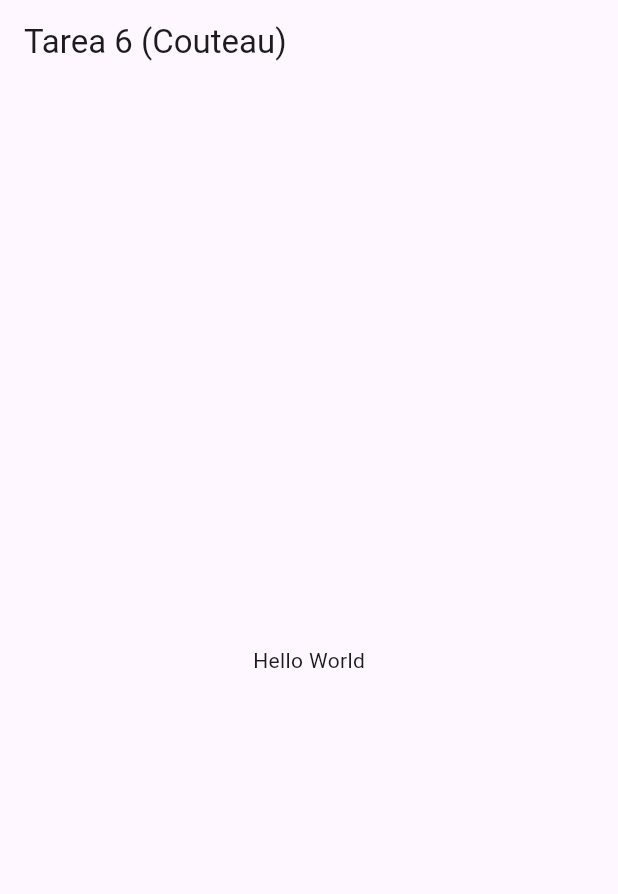
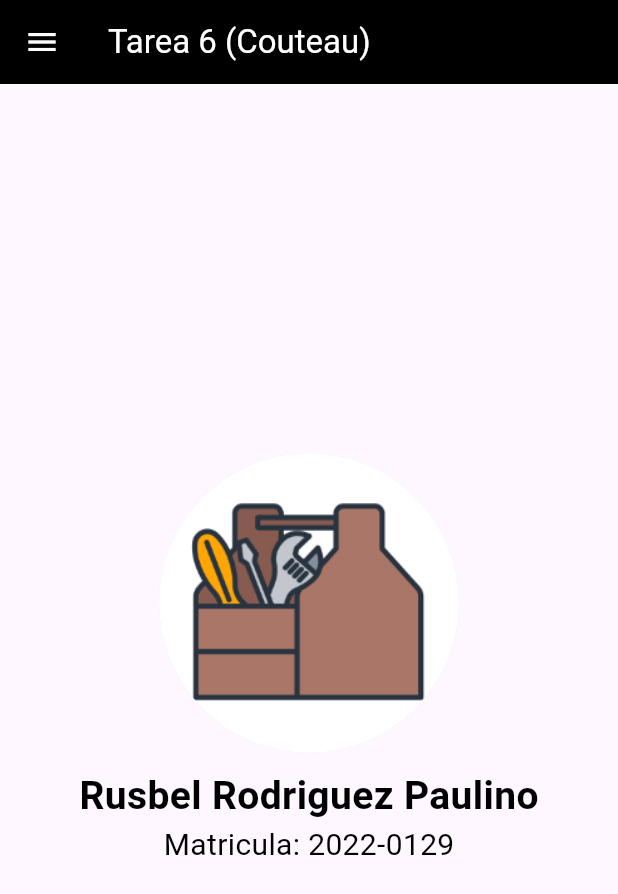
Before and after one commit to Russ120/Tarea_6_-Couteau-_AppMovil, a Flutter app: the screen it shows after launch, on a phone screen of 412 x 824 dp. Shown: the top 894 px of the screen. Run offline on Flutter 3.47's test engine with Material 3 defaults, Android fonts, the phone set to English and light mode, and no system bars.

Commit message:
Creacion Menu, Contratame, Inicio

```diff
--- a/lib/main.dart
+++ b/lib/main.dart
@@ -1,23 +1,28 @@
+// ignore_for_file: prefer_const_constructors
+
 import 'package:flutter/material.dart';
+
+import 'pages/AcercaDeContratame.dart';
+import 'pages/Inicio.dart';
+import 'pages/NavigationDrawer.dart';
 
 void main() => runApp(const MyApp());
 
 class MyApp extends StatelessWidget {
   const MyApp({super.key});
 
+  // This widget is the root of your application.
   @override
   Widget build(BuildContext context) {
     return MaterialApp(
-      debugShowCheckedModeBanner: false,
-      title: 'Tarea 6 (Couteau)',
-      home: Scaffold(
-        appBar: AppBar(
-          title: const Text('Tarea 6 (Couteau)'),
-        ),
-        body: const Center(
-          child: Text('Hello World'),
-        ),
-      ),
-    );
+        debugShowCheckedModeBanner: false,
+        title: 'Tarea 6 (Couteau)',
+        home: const Inicio(),
+        routes: {
+          // '/presentation': (context) => Presentation(),
+          '/inicio': (context) => Inicio(),
+          '/NavigationDrawer': (context) => DrawerContent(),
+          '/Contratame': (context) => Contratame(),
+        });
   }
 }
--- /dev/null
+++ b/lib/pages/Inicio.dart
@@ -0,0 +1,57 @@
+// ignore_for_file: prefer_const_constructors, prefer_const_literals_to_create_immutables, unnecessary_const
+
+import 'package:flutter/material.dart';
+
+import 'NavigationDrawer.dart';
+
+class Inicio extends StatelessWidget {
+  const Inicio({super.key});
+
+  @override
+  Widget build(BuildContext context) {
+    return Scaffold(
+      drawer: DrawerContent(),
+      appBar: AppBar(
+        iconTheme: IconThemeData(color: Colors.white),
+        backgroundColor: Colors.black,
+        title: const Text(
+          'Tarea 6 (Couteau)',
+          style: TextStyle(color: Colors.white),
+        ),
+      ),
+      body: const Center(
+        child: Column(
+          mainAxisAlignment: MainAxisAlignment
+              .center, // esto es para posicionar si arriba en el centro o abajo
+          crossAxisAlignment: CrossAxisAlignment
+              .center, // esto es justificar en el centro los otros son start y end
+          children: <Widget>[
+            CircleAvatar(
+              radius: 100, // Tamaño del círculo
+              backgroundImage: AssetImage(
+                  'assets/cajadeherramientas.png'), // Ruta de la imagen
+            ),
+            const SizedBox(height: 10),
+            const Text(
+              'Rusbel Rodriguez Paulino',
+              style: TextStyle(
+                fontSize: 26, // Tamaño de fuente
+                fontWeight: FontWeight.bold, // Peso de fuente
+                color: Color.fromARGB(255, 0, 0, 0), // Color del texto
+                // Puedes agregar más propiedades según tus preferencias
+              ),
+            ),
+            const Text(
+              'Matricula: 2022-0129',
+              style: TextStyle(
+                fontSize: 20, // Tamaño de fuente
+                color: Color.fromARGB(255, 0, 0, 0), // Color del texto
+                // Puedes agregar más propiedades según tus preferencias
+              ),
+            ),
+          ],
+        ),
+      ),
+    );
+  }
+}
--- a/pubspec.yaml
+++ b/pubspec.yaml
@@ -59,7 +59,8 @@ flutter:
   uses-material-design: true
 
   # To add assets to your application, add an assets section, like this:
-  # assets:
+  assets:
+      - assets/
   #   - images/a_dot_burr.jpeg
   #   - images/a_dot_ham.jpeg
 
```
Also changed, not shown: lib/pages/AcercaDeContratame.dart (+127 -0 lines), lib/pages/NavigationDrawer.dart (added, +204 -0 lines), assets/Foto.jpg (added), assets/cajadeherramientas.png (added), lib/pages/Navigation.dart (deleted).
